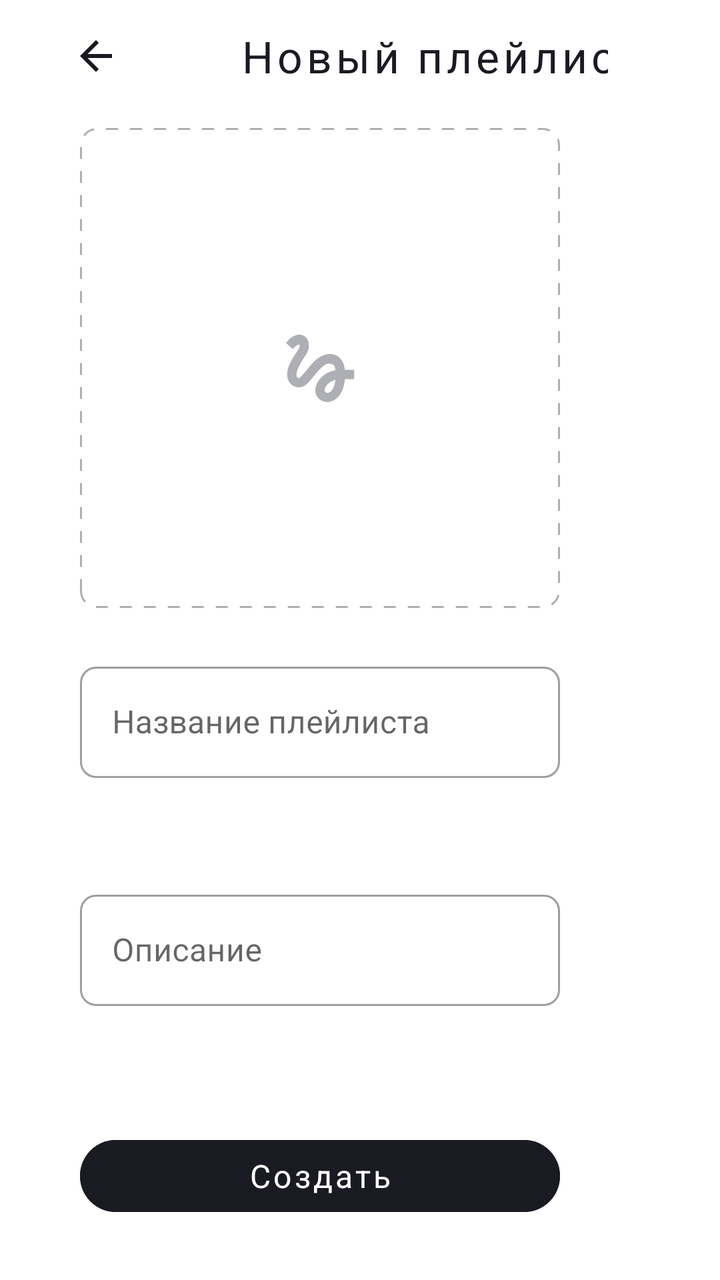
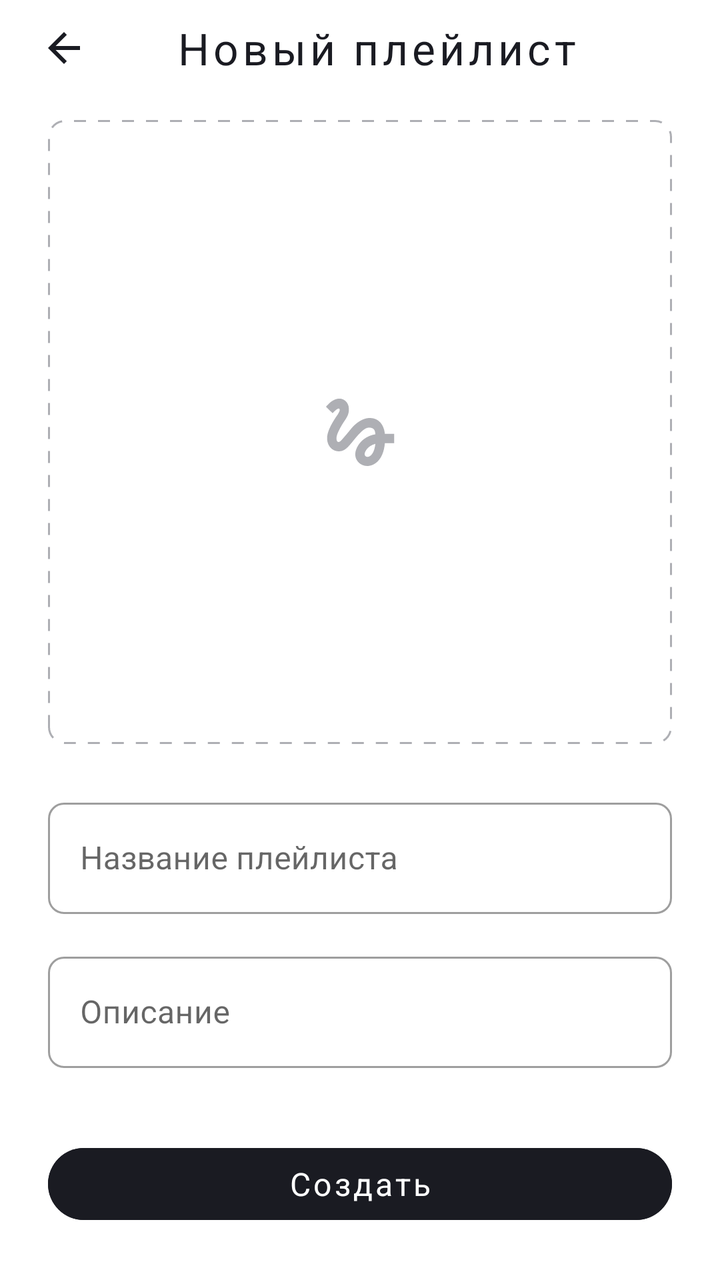

Compare the two renders of this Android layout. The source of the first and the diff that turns it into the second are given below.
<!-- AndroidManifest.xml: application theme Base.Theme.PlaylistMaker -->
<!-- res/layout/fragment_new_playlist.xml -->
<?xml version="1.0" encoding="utf-8"?>
<androidx.constraintlayout.widget.ConstraintLayout xmlns:android="http://schemas.android.com/apk/res/android"
    xmlns:app="http://schemas.android.com/apk/res-auto"
    xmlns:tools="http://schemas.android.com/tools"
    android:id="@+id/newPlaylistRoot"
    style="@style/ActivityScreenMain.Background.Setting"
    android:layout_width="match_parent"
    android:layout_height="match_parent">

    
    <androidx.constraintlayout.widget.Guideline
        android:id="@+id/left_guideline"
        android:layout_width="wrap_content"
        android:layout_height="wrap_content"
        android:orientation="vertical"
        app:layout_constraintGuide_begin="24dp" />

    
    <androidx.constraintlayout.widget.Guideline
        android:id="@+id/right_guideline"
        android:layout_width="wrap_content"
        android:layout_height="wrap_content"
        android:orientation="vertical"
        app:layout_constraintGuide_end="24dp" />

    
    <com.google.android.material.button.MaterialButton
        android:id="@+id/backButton"
        style="@style/DarkLightIcon"
        android:layout_width="48dp"
        android:layout_height="48dp"
        android:insetLeft="0dp"
        android:insetTop="0dp"
        android:insetRight="0dp"
        android:insetBottom="0dp"
        android:padding="0dp"
        app:icon="@drawable/ic_arrow_back"
        app:layout_constraintStart_toStartOf="@id/left_guideline"
        app:layout_constraintTop_toTopOf="parent" />

    
    <com.google.android.material.textview.MaterialTextView
        android:id="@+id/screenTitle"
        style="@style/ActivitySearchHead"
        android:layout_width="wrap_content"
        android:layout_height="wrap_content"
        android:layout_marginStart="16dp"
        android:text="@string/new_playlist_title"
        app:layout_constraintBottom_toBottomOf="@id/backButton"
        app:layout_constraintStart_toEndOf="@id/backButton"
        app:layout_constraintTop_toTopOf="@id/backButton" />

    <androidx.core.widget.NestedScrollView
        android:id="@+id/scrollView"
        android:layout_width="0dp"
        android:layout_height="0dp"
        android:fillViewport="true"
        app:layout_constraintBottom_toTopOf="@id/createButton"
        app:layout_constraintEnd_toEndOf="parent"
        app:layout_constraintStart_toStartOf="parent"
        app:layout_constraintTop_toBottomOf="@id/backButton">

        <androidx.constraintlayout.widget.ConstraintLayout
            android:layout_width="match_parent"
            android:layout_height="wrap_content">

            
            <FrameLayout
                android:id="@+id/coverContainer"
                android:layout_width="0dp"
                android:layout_height="0dp"
                android:layout_marginStart="24dp"
                android:layout_marginTop="12dp"
                android:layout_marginEnd="24dp"
                app:layout_constraintDimensionRatio="1:1"
                app:layout_constraintEnd_toEndOf="parent"
                app:layout_constraintStart_toStartOf="parent"
                app:layout_constraintTop_toTopOf="parent">

                <androidx.appcompat.widget.AppCompatImageView
                    android:id="@+id/coverImage"
                    android:layout_width="match_parent"
                    android:layout_height="match_parent"
                    android:background="@drawable/dashed_cover_background"
                    android:padding="1dp"
                    android:scaleType="centerInside"
                    android:src="@drawable/ic_placeholder_no_download_45x45" />

            </FrameLayout>

            
            <com.google.android.material.textfield.TextInputLayout
                android:id="@+id/nameInputLayout"
                style="@style/Widget.MaterialComponents.TextInputLayout.OutlinedBox"
                android:layout_width="0dp"
                android:layout_height="wrap_content"
                android:layout_marginStart="24dp"
                android:layout_marginTop="24dp"
                android:layout_marginEnd="24dp"
                android:hint="@string/playlist_name_hint"
                app:boxCornerRadiusBottomEnd="8dp"
                app:boxCornerRadiusBottomStart="8dp"
                app:boxCornerRadiusTopEnd="8dp"
                app:boxCornerRadiusTopStart="8dp"
                app:layout_constraintEnd_toEndOf="parent"
                app:layout_constraintStart_toStartOf="parent"
                app:layout_constraintTop_toBottomOf="@id/coverContainer">

                <com.google.android.material.textfield.TextInputEditText
                    android:id="@+id/nameEditText"
                    android:layout_width="match_parent"
                    android:layout_height="wrap_content"
                    android:maxLines="1" />

            </com.google.android.material.textfield.TextInputLayout>

            
            <com.google.android.material.textfield.TextInputLayout
                android:id="@+id/descriptionInputLayout"
                style="@style/Widget.MaterialComponents.TextInputLayout.OutlinedBox"
                android:layout_width="0dp"
                android:layout_height="wrap_content"
                android:layout_marginStart="24dp"
                android:layout_marginTop="16dp"
                android:layout_marginEnd="24dp"
                android:layout_marginBottom="24dp"
                android:hint="@string/playlist_description_hint"
                app:boxCornerRadiusBottomEnd="8dp"
                app:boxCornerRadiusBottomStart="8dp"
                app:boxCornerRadiusTopEnd="8dp"
                app:boxCornerRadiusTopStart="8dp"
                app:layout_constraintBottom_toBottomOf="parent"
                app:layout_constraintEnd_toEndOf="parent"
                app:layout_constraintStart_toStartOf="parent"
                app:layout_constraintTop_toBottomOf="@id/nameInputLayout">

                <com.google.android.material.textfield.TextInputEditText
                    android:id="@+id/descriptionEditText"
                    android:layout_width="match_parent"
                    android:layout_height="wrap_content"
                    android:maxLines="1" />

            </com.google.android.material.textfield.TextInputLayout>

        </androidx.constraintlayout.widget.ConstraintLayout>

    </androidx.core.widget.NestedScrollView>

    
    <com.google.android.material.button.MaterialButton
        android:id="@+id/createButton"
        style="@style/UpdateButtonStyle"
        android:layout_width="0dp"
        android:layout_height="wrap_content"
        android:layout_marginBottom="24dp"
        android:enabled="false"
        android:text="@string/create_playlist_button"
        app:layout_constraintBottom_toBottomOf="parent"
        app:layout_constraintEnd_toStartOf="@id/right_guideline"
        app:layout_constraintStart_toStartOf="@id/left_guideline" />

</androidx.constraintlayout.widget.ConstraintLayout>
<!-- resources referenced by this layout -->
<resources>
  <!-- drawable dashed_cover_background (drawable) -->
  <?xml version="1.0" encoding="utf-8"?>
  <shape xmlns:android="http://schemas.android.com/apk/res/android"
      android:shape="rectangle">
  
      <solid android:color="@android:color/transparent" />
  
      <corners android:radius="8dp" />
  
      <stroke
          android:width="1dp"
          android:color="@color/YP_Text_Gray"
          android:dashGap="6dp"
          android:dashWidth="6dp" />
  
  </shape>
  <!-- drawable ic_arrow_back (drawable) -->
  <vector xmlns:android="http://schemas.android.com/apk/res/android"
      android:width="16dp"
      android:height="16dp"
      android:viewportWidth="16"
      android:viewportHeight="16">
    <path
        android:pathData="M16,7H3.83L9.42,1.41L8,0L0,8L8,16L9.41,14.59L3.83,9H16V7Z"
        android:fillColor="@color/black_liquorice"/>
  </vector>
  <!-- drawable ic_placeholder_no_download_45x45 (drawable) -->
  <vector xmlns:android="http://schemas.android.com/apk/res/android"
      android:width="45dp"
      android:height="45dp"
      android:viewportWidth="45"
      android:viewportHeight="45">
    <group>
      <clip-path
          android:pathData="M0,0h45v45h-45z"/>
      <path
          android:pathData="M8.606,12.919C9.919,11.587 11.231,10.387 11.813,10.631C12.75,11.006 11.813,12.563 11.25,13.481C10.781,14.269 5.888,20.775 5.888,25.313C5.888,27.712 6.788,29.7 8.4,30.9C9.806,31.95 11.663,32.269 13.35,31.763C15.356,31.181 17.006,29.138 19.087,26.569C21.356,23.775 24.394,20.119 26.737,20.119C29.794,20.119 29.831,22.013 30.038,23.475C22.95,24.675 19.95,30.356 19.95,33.544C19.95,36.731 22.65,39.338 25.969,39.338C29.025,39.338 34.013,36.844 34.763,27.9H39.375V23.212H34.744C34.463,20.119 32.7,15.337 27.188,15.337C22.969,15.337 19.35,18.919 17.925,20.663C16.837,22.031 14.063,25.313 13.631,25.763C13.163,26.325 12.356,27.337 11.55,27.337C10.706,27.337 10.2,25.781 10.875,23.737C11.531,21.694 13.5,18.375 14.344,17.138C15.806,15 16.781,13.538 16.781,10.988C16.781,6.919 13.706,5.625 12.075,5.625C9.6,5.625 7.444,7.5 6.975,7.969C6.3,8.644 5.738,9.206 5.325,9.712L8.606,12.919ZM26.025,34.781C25.444,34.781 24.638,34.294 24.638,33.431C24.638,32.306 26.006,29.306 30.019,28.256C29.456,33.3 27.337,34.781 26.025,34.781Z"
          android:fillColor="#AEAFB4"/>
    </group>
  </vector>
  <string name="create_playlist_button">Создать</string>
  <string name="new_playlist_title">Новый плейлист</string>
  <string name="playlist_description_hint">Описание</string>
  <string name="playlist_name_hint">Название плейлиста</string>
  <style name="ActivityScreenMain.Background.Setting">
          <item name="android:background">@color/white</item>
      </style>
  <style name="ActivitySearchHead" parent="Widget.MaterialComponents.Button.UnelevatedButton">
      <item name="android:textColor">@color/black_liquorice</item>
      <item name="android:textSize">22sp</item>
      <item name="fontFamily">@font/ys_display_medium</item>
      <item name="android:textAllCaps">false</item>
      <item name="android:gravity">center_vertical</item>
      </style>
  <style name="DarkLightIcon" parent="Widget.MaterialComponents.Button.UnelevatedButton">
          <item name="android:backgroundTint">@color/white</item>
          <item name="iconTint">@color/black_liquorice</item>
      </style>
  <style name="UpdateButtonStyle" parent="Widget.MaterialComponents.Button.UnelevatedButton">
          <item name="cornerRadius">54dp</item>
          <item name="android:textSize">16sp</item>
          <item name="android:textColor">@color/white</item>
          <item name="fontFamily">@font/ys_display_medium</item>
          <item name="android:backgroundTint">@color/YP_Black</item>
          <item name="textAllCaps">false</item>
      </style>
  <style name="Base.Theme.PlaylistMaker" parent="Theme.MaterialComponents.DayNight.NoActionBar">
      </style>
  <color name="YP_Text_Gray">#AEAFB4</color>
  <color name="black_liquorice">#1A1B22</color>
  <color name="white">#FFFFFFFF</color>
  <color name="YP_Black">#1A1B22</color>
</resources>

<!-- the commit's change to res/layout/fragment_new_playlist.xml (unified diff, before → after) -->
@@ -3,7 +3,6 @@
     xmlns:app="http://schemas.android.com/apk/res-auto"
     xmlns:tools="http://schemas.android.com/tools"
     android:id="@+id/newPlaylistRoot"
-    style="@style/ActivityScreenMain.Background.Setting"
     android:layout_width="match_parent"
     android:layout_height="match_parent">
 
@@ -44,10 +43,9 @@
         style="@style/ActivitySearchHead"
         android:layout_width="wrap_content"
         android:layout_height="wrap_content"
-        android:layout_marginStart="16dp"
         android:text="@string/new_playlist_title"
         app:layout_constraintBottom_toBottomOf="@id/backButton"
-        app:layout_constraintStart_toEndOf="@id/backButton"
+        app:layout_constraintStart_toEndOf="@+id/backButton"
         app:layout_constraintTop_toTopOf="@id/backButton" />
 
     <androidx.core.widget.NestedScrollView
@@ -121,18 +119,16 @@
                 android:layout_width="0dp"
                 android:layout_height="wrap_content"
                 android:layout_marginStart="24dp"
+                android:layout_marginEnd="24dp"
+                android:hint="@string/playlist_description_hint"
                 android:layout_marginTop="16dp"
-                android:layout_marginEnd="24dp"
-                android:layout_marginBottom="24dp"
-                android:hint="@string/playlist_description_hint"
                 app:boxCornerRadiusBottomEnd="8dp"
                 app:boxCornerRadiusBottomStart="8dp"
                 app:boxCornerRadiusTopEnd="8dp"
                 app:boxCornerRadiusTopStart="8dp"
-                app:layout_constraintBottom_toBottomOf="parent"
                 app:layout_constraintEnd_toEndOf="parent"
                 app:layout_constraintStart_toStartOf="parent"
-                app:layout_constraintTop_toBottomOf="@id/nameInputLayout">
+                app:layout_constraintTop_toBottomOf="@+id/nameInputLayout">
 
                 <com.google.android.material.textfield.TextInputEditText
                     android:id="@+id/descriptionEditText"
<!-- resource entries referenced after the edit -->
@@ -44,9 +44,6 @@
   <string name="new_playlist_title">Новый плейлист</string>
   <string name="playlist_description_hint">Описание</string>
   <string name="playlist_name_hint">Название плейлиста</string>
-  <style name="ActivityScreenMain.Background.Setting">
-          <item name="android:background">@color/white</item>
-      </style>
   <style name="ActivitySearchHead" parent="Widget.MaterialComponents.Button.UnelevatedButton">
       <item name="android:textColor">@color/black_liquorice</item>
       <item name="android:textSize">22sp</item>
